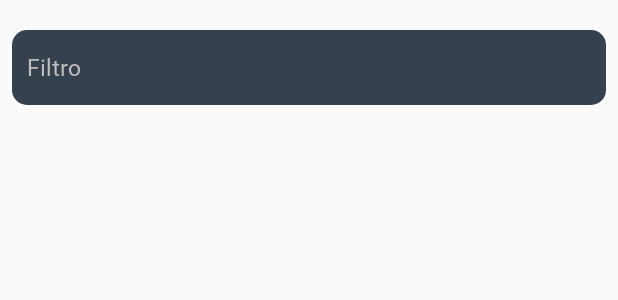
After one commit to EdwinLovo/OwnYourVet, an Android app: the layout fragment_medics.xml on its own in the app's theme, with its tools: preview values and no code run, on a phone screen of 412 x 824 dp. The commit adds this screen. Shown: the top 300 px of the screen. Run offline under Robolectric (Android 15) with nearby library versions, the phone set to English and light mode, and no system bars.

Commit message:
Medics view added and filtering by email

```diff
--- a/app/build.gradle
+++ b/app/build.gradle
@@ -51,6 +51,7 @@ dependencies {
 //    implementation 'com.android.support:support-v4:28.0.0'
 //    implementation 'com.android.support:appcompat-v7:28.0.0'
 //    implementation 'com.android.support.constraint:constraint-layout:1.1.3'
+    implementation 'com.android.support:support-v4:28.0.0'
     testImplementation 'junit:junit:4.12'
     androidTestImplementation 'androidx.test:runner:1.3.0-alpha01'
     androidTestImplementation 'androidx.test.espresso:espresso-core:3.3.0-alpha01'
--- a/app/src/main/java/com/pdm/ownyourvet/Adapters/users/UserAdapter.kt
+++ b/app/src/main/java/com/pdm/ownyourvet/Adapters/users/UserAdapter.kt
@@ -22,6 +22,7 @@ abstract class UserAdapter: RecyclerView.Adapter<UserAdapter.ViewHolder>() {
     override fun onBindViewHolder(holder: UserAdapter.ViewHolder, position: Int)  = holder.bind(userList[position])
 
 
+
     inner class ViewHolder(itemView: View) : RecyclerView.ViewHolder(itemView) {
         val name = itemView.tv_user_name
         val email = itemView.tv_user_email
--- a/app/src/main/java/com/pdm/ownyourvet/Fragments/DatePickerFragment.kt
+++ b/app/src/main/java/com/pdm/ownyourvet/Fragments/DatePickerFragment.kt
@@ -41,7 +41,7 @@ class DatePickerFragment : Fragment() {
     }
 
     private fun updateDateInView() {
-        val myFormat = "MM/dd/yyyy" // mention the format you need
+        val myFormat = "dd/MM/yyyy" // mention the format you need
         val sdf = SimpleDateFormat(myFormat, Locale.US)
         dateTextview.text = sdf.format(cal.time)
     }
--- a/app/src/main/java/com/pdm/ownyourvet/Fragments/DiseasesFragment.kt
+++ b/app/src/main/java/com/pdm/ownyourvet/Fragments/DiseasesFragment.kt
@@ -152,7 +152,7 @@ class DiseasesFragment : Fragment() {
                 if (spinnerOptionsId[position].toInt() == 0) {
                    try{
                        recyclerView.apply {
-                           layoutManager = LinearLayoutManager(view.context) as RecyclerView.LayoutManager
+//                           layoutManager = LinearLayoutManager(view.context) as RecyclerView.LayoutManager
                            pagedList.removeObservers (this@DiseasesFragment)
                            pagedList = initializedPagedListBuilder(config).build()
                            pagedList.observe(this@DiseasesFragment, Observer {
@@ -166,7 +166,7 @@ class DiseasesFragment : Fragment() {
 
                 } else {
                     recyclerView.apply {
-                        layoutManager = LinearLayoutManager(view.context) as RecyclerView.LayoutManager
+//                        layoutManager = LinearLayoutManager(view.context) as RecyclerView.LayoutManager
                         pagedList.removeObservers (this@DiseasesFragment)
                         pagedList = initializedPagedListBuilder(config,spinnerOptionsId[position]).build()
                         pagedList.observe(this@DiseasesFragment, Observer {
--- a/app/src/main/java/com/pdm/ownyourvet/Network/UserService.kt
+++ b/app/src/main/java/com/pdm/ownyourvet/Network/UserService.kt
@@ -62,6 +62,12 @@ interface UserService {
             @Field("patient_id") patient_id: Long
     ): Deferred<Response<Void>>
 
+    @POST("adminsbyemail")
+    @FormUrlEncoded
+    fun filterUsersByEmail(
+            @Field("email") email: String
+    ): Deferred<Response<UserResponse>>
+
 
 
 
--- a/app/src/main/java/com/pdm/ownyourvet/Room/Entities/User.kt
+++ b/app/src/main/java/com/pdm/ownyourvet/Room/Entities/User.kt
@@ -15,7 +15,7 @@ data class User(
         val userType:String
 ){
     @field:Json(name = "names")
-    var names:String = "none"
+    var names:String = "None"
     @field:Json(name = "direction")
-    var direction:String = "none"
+    var direction:String = "None"
 }
--- /dev/null
+++ b/app/src/main/res/layout/fragment_medics.xml
@@ -0,0 +1,47 @@
+<?xml version="1.0" encoding="utf-8"?>
+<LinearLayout xmlns:android="http://schemas.android.com/apk/res/android"
+    xmlns:tools="http://schemas.android.com/tools"
+    android:layout_width="match_parent"
+    android:layout_height="match_parent"
+    android:orientation="vertical"
+
+    tools:context=".Fragments.AdminFragments.MedicsFragment">
+
+    <!--    <LinearLayout
+            android:layout_width="match_parent"
+            android:layout_height="0dp"
+            android:layout_weight="1">-->
+
+    <EditText
+        android:id="@+id/et_admin_search_medic"
+        android:layout_width="match_parent"
+        android:layout_height="@dimen/login_edit_text_height"
+        android:layout_marginTop="20dp"
+        android:layout_marginRight="8dp"
+        android:layout_marginLeft="8dp"
+        android:layout_marginBottom="10dp"
+        android:background="@drawable/edit_text_rounded"
+        android:fontFamily="@font/golden_sans"
+        android:hint="Filtro"
+        android:inputType="textPersonName"
+        android:padding="@dimen/login_edit_text_space"
+        android:textSize="@dimen/login_text_size" />
+
+    <!--        <Button
+                android:id="@+id/bt_add_disease"
+                android:layout_width="80dp"
+                android:layout_marginTop="10dp"
+                android:layout_height="40dp"
+                android:background="@drawable/button_ripple_bg"
+                android:fontFamily="@font/golden_sans_bold"
+                android:text="Buscar"
+                android:textColor="@color/colorPrimaryText"
+                android:textSize="@dimen/login_text_xl_size" />-->
+    <!--</LinearLayout>-->
+
+    <androidx.recyclerview.widget.RecyclerView
+        android:id="@+id/rv_admin_medic_list"
+        android:layout_width="match_parent"
+        android:layout_height="0dp"
+        android:layout_weight="8" />
+</LinearLayout>
--- a/app/src/main/res/menu/navigation_menu_admin.xml
+++ b/app/src/main/res/menu/navigation_menu_admin.xml
@@ -10,6 +10,11 @@
         android:id="@+id/destination_clients"
         android:icon="@drawable/ic_person_black_24dp"
         android:title="Clientes"/>
+
+    <item
+        android:id="@+id/destination_admin_medics"
+        android:icon="@drawable/ic_person_black_24dp"
+        android:title="Medicos"/>
 
 
     <item android:title="Asesoría">
--- a/app/src/main/res/navigation/admin_navigation.xml
+++ b/app/src/main/res/navigation/admin_navigation.xml
@@ -57,4 +57,9 @@
         android:name="com.pdm.ownyourvet.Fragments.ClientFragments.HomeFragment"
         android:label="Home"
         tools:layout="@layout/fragment_home" />
+    <fragment
+        android:id="@+id/destination_admin_medics"
+        android:name="com.pdm.ownyourvet.Fragments.AdminFragments.MedicsFragment"
+        android:label="fragment_medics"
+        tools:layout="@layout/fragment_medics" />
 </navigation>
```
Also changed, not shown: app/src/main/java/com/pdm/ownyourvet/Fragments/AdminFragments/MedicsFragment.kt (added, +71 -0 lines), app/src/main/java/com/pdm/ownyourvet/ViewModels/HomeAdminViewModel.kt (+18 -0 lines).
